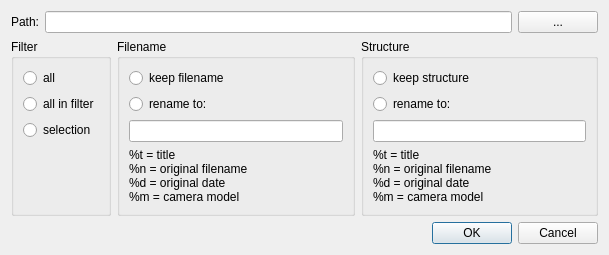
Old version of the form cexportdialog.ui in the repository birkeh/pictureLibrary.
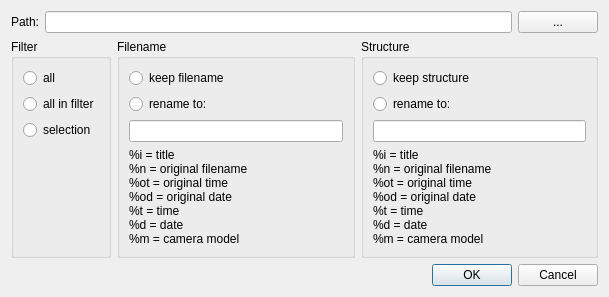
New version of the form.

Diff of the .ui file:
```diff
--- a/cexportdialog.ui
+++ b/cexportdialog.ui
@@ -7,7 +7,7 @@
     <x>0</x>
     <y>0</y>
     <width>609</width>
-    <height>247</height>
+    <height>286</height>
    </rect>
   </property>
   <property name="windowTitle">
@@ -114,7 +114,7 @@
             <item>
              <widget class="QLabel" name="label_2">
               <property name="text">
-               <string>&lt;html&gt;&lt;head/&gt;&lt;body&gt;%t = title&lt;br&gt;%n = original filename&lt;br&gt;%d = original date&lt;br&gt;%m = camera model&lt;/p&gt;&lt;/body&gt;&lt;/html&gt;</string>
+               <string>&lt;html&gt;&lt;head/&gt;&lt;body&gt;&lt;p&gt;%i = title&lt;br/&gt;%n = original filename&lt;br/&gt;%ot = original time&lt;br/&gt;%od = original date&lt;br/&gt;%t = time&lt;br/&gt;%d = date&lt;br/&gt;%m = camera model&lt;/body&gt;&lt;/html&gt;</string>
               </property>
              </widget>
             </item>
@@ -164,7 +164,7 @@
             <item>
              <widget class="QLabel" name="label_3">
               <property name="text">
-               <string>&lt;html&gt;&lt;head/&gt;&lt;body&gt;%t = title&lt;br&gt;%n = original filename&lt;br&gt;%d = original date&lt;br&gt;%m = camera model&lt;/p&gt;&lt;/body&gt;&lt;/html&gt;</string>
+               <string>&lt;html&gt;&lt;head/&gt;&lt;body&gt;&lt;p&gt;%i = title&lt;br/&gt;%n = original filename&lt;br/&gt;%ot = original time&lt;br/&gt;%od = original date&lt;br/&gt;%t = time&lt;br/&gt;%d = date&lt;br/&gt;%m = camera model&lt;/body&gt;&lt;/html&gt;</string>
               </property>
              </widget>
             </item>
```
Left out of the diff: 6 changed lines with no effect on the pictures.
